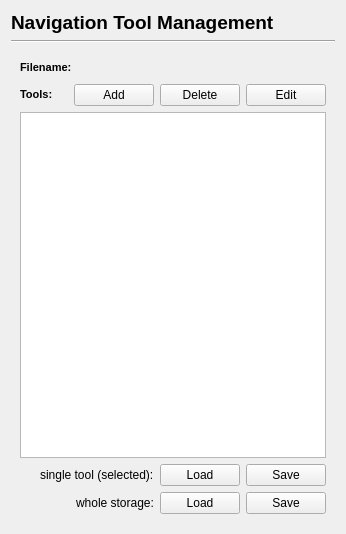
Before: the Qt Designer form Modules/IGTUI/Qmitk/QmitkNavigationToolManagementWidgetControls.ui in MITK/MITK, drawn with Qt 5.
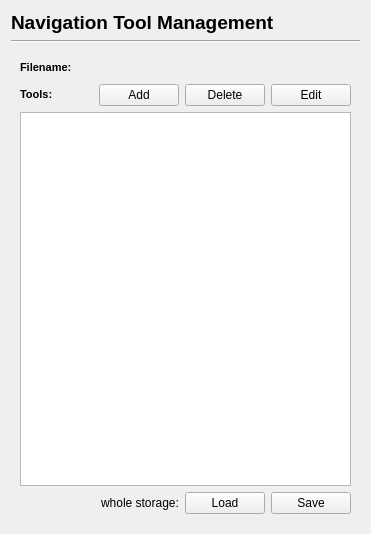
After: the same form once the commit is applied. Custom widgets are drawn as their Qt base class.

Commit message: removed feature to save/load single tools. Only tool storages are supported.

The edit to the form file:
```diff
--- a/Modules/IGTUI/Qmitk/QmitkNavigationToolManagementWidgetControls.ui
+++ b/Modules/IGTUI/Qmitk/QmitkNavigationToolManagementWidgetControls.ui
@@ -6,7 +6,7 @@
    <rect>
     <x>0</x>
     <y>0</y>
-    <width>346</width>
+    <width>371</width>
     <height>534</height>
    </rect>
   </property>
@@ -126,44 +126,6 @@
        <item>
         <widget class="QListWidget" name="m_ToolList"/>
        </item>
-       <item>
-        <layout class="QHBoxLayout" name="horizontalLayout_2">
-         <item>
-          <spacer name="horizontalSpacer_2">
-           <property name="orientation">
-            <enum>Qt::Horizontal</enum>
-           </property>
-           <property name="sizeHint" stdset="0">
-            <size>
-             <width>40</width>
-             <height>20</height>
-            </size>
-           </property>
-          </spacer>
-         </item>
-         <item>
-          <widget class="QLabel" name="m_singleToolLabel">
-           <property name="text">
-            <string>single tool (selected):</string>
-           </property>
-          </widget>
-         </item>
-         <item>
-          <widget class="QPushButton" name="m_LoadSingleTool">
-           <property name="text">
-            <string>Load</string>
-           </property>
-          </widget>
-         </item>
-         <item>
-          <widget class="QPushButton" name="m_SaveSingleTool">
-           <property name="text">
-            <string>Save</string>
-           </property>
-          </widget>
-         </item>
-        </layout>
-       </item>
        <item>
         <layout class="QHBoxLayout" name="horizontalLayout_3">
          <item>
```
The commit also changes 2 other files.
